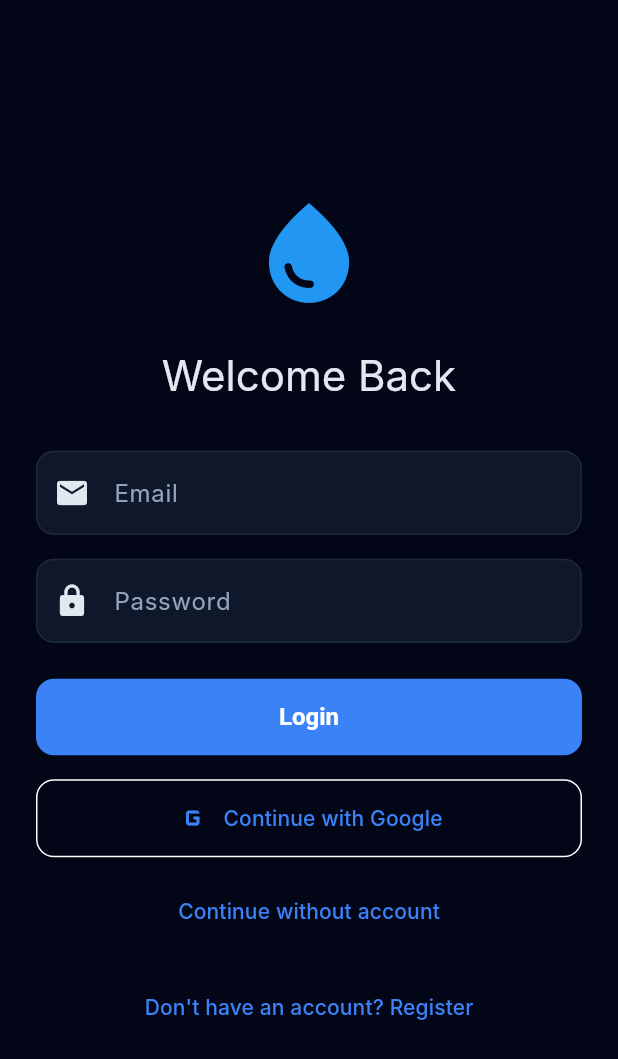
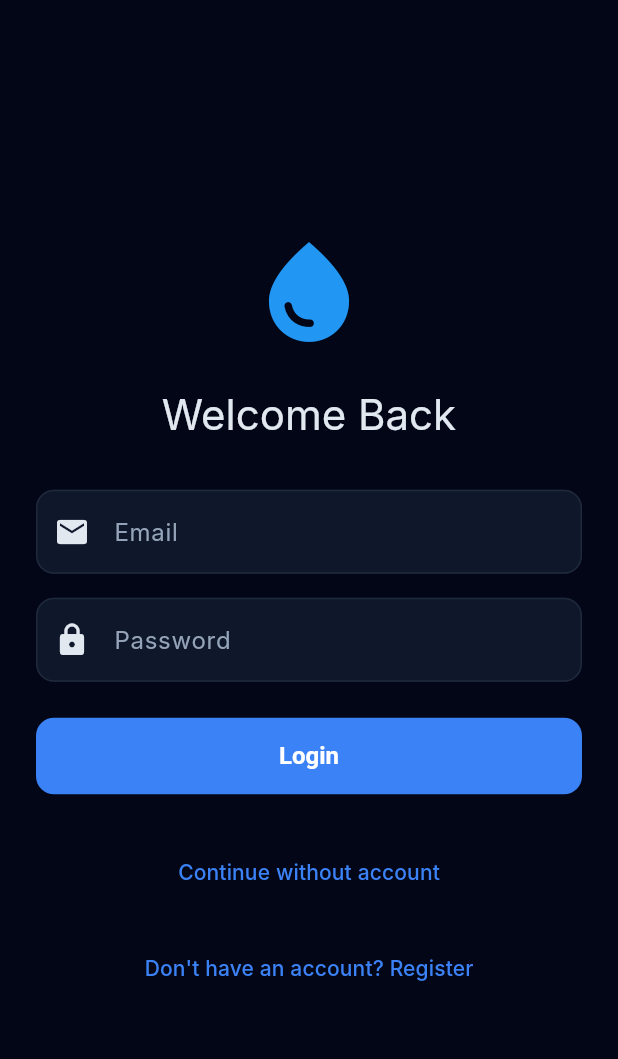
Before and after one commit to Yigtwxx/WaterPulse, a Flutter app: the screen it shows after launch, on a phone screen of 412 x 824 dp. Shown: the top 1059 px of the screen. Run offline on Flutter 3.47's test engine with Material 3 defaults, Android fonts, the phone set to English and light mode, and no system bars; our stand-ins replace dio, fl_chart, flutter_local_notifications, flutter_riverpod, go_router, shared_preferences and 1 more; missing offline and left inert: window_manager; Roboto replaces fonts that are missing (Inter).

```diff
--- a/frontend/lib/features/auth/screens/login_screen.dart
+++ b/frontend/lib/features/auth/screens/login_screen.dart
@@ -16,7 +16,7 @@ class _LoginScreenState extends ConsumerState<LoginScreen> {
   final _passwordController = TextEditingController();
   bool _isLoading = false;
   bool _isHoverLogin = false;
-  bool _isHoverGoogle = false;
+
   bool _isHoverGuest = false;
   bool _isHoverRegister = false;
 
@@ -138,6 +138,7 @@ class _LoginScreenState extends ConsumerState<LoginScreen> {
                             borderRadius: BorderRadius.circular(12),
                           ),
                           elevation: _isHoverLogin ? 4 : 0,
+                          textStyle: const TextStyle(fontSize: 16, fontWeight: FontWeight.w600),
                         ),
                         child: _isLoading
                             ? const SizedBox(
@@ -145,37 +146,13 @@ class _LoginScreenState extends ConsumerState<LoginScreen> {
                                 width: 20,
                                 child: CircularProgressIndicator(strokeWidth: 2, color: Colors.white),
                               )
-                            : const Text('Login', style: TextStyle(fontSize: 16)),
+                            : const Text('Login'),
                       ),
                     ),
                     const SizedBox(height: 16),
 
-                    // Google Sign-In Button
-                    _hoverLift(
-                      isHover: _isHoverGoogle,
-                      onHover: (value) => setState(() => _isHoverGoogle = value),
-                      child: OutlinedButton.icon(
-                        onPressed: () {
-                          ScaffoldMessenger.of(context).showSnackBar(
-                            const SnackBar(content: Text('Google Sign-In not implemented yet')),
-                          );
-                        },
-                        icon: Image.network(
-                          'https://upload.wikimedia.org/wikipedia/commons/thumb/c/c1/Google_%22G%22_logo.svg/1200px-Google_%22G%22_logo.svg.png',
-                          height: 24,
-                          width: 24,
-                          errorBuilder: (context, error, stackTrace) => const Icon(Icons.g_mobiledata, size: 24),
-                        ),
-                        label: const Text('Continue with Google'),
-                        style: OutlinedButton.styleFrom(
-                          padding: const EdgeInsets.symmetric(vertical: 14),
-                          shape: RoundedRectangleBorder(
-                            borderRadius: BorderRadius.circular(12),
-                          ),
-                          elevation: _isHoverGoogle ? 2 : 0,
-                        ),
-                      ),
-                    ),
+                    // Google Sign-In Button Removed
+
                     const SizedBox(height: 12),
 
                     // Guest Mode Button
```
